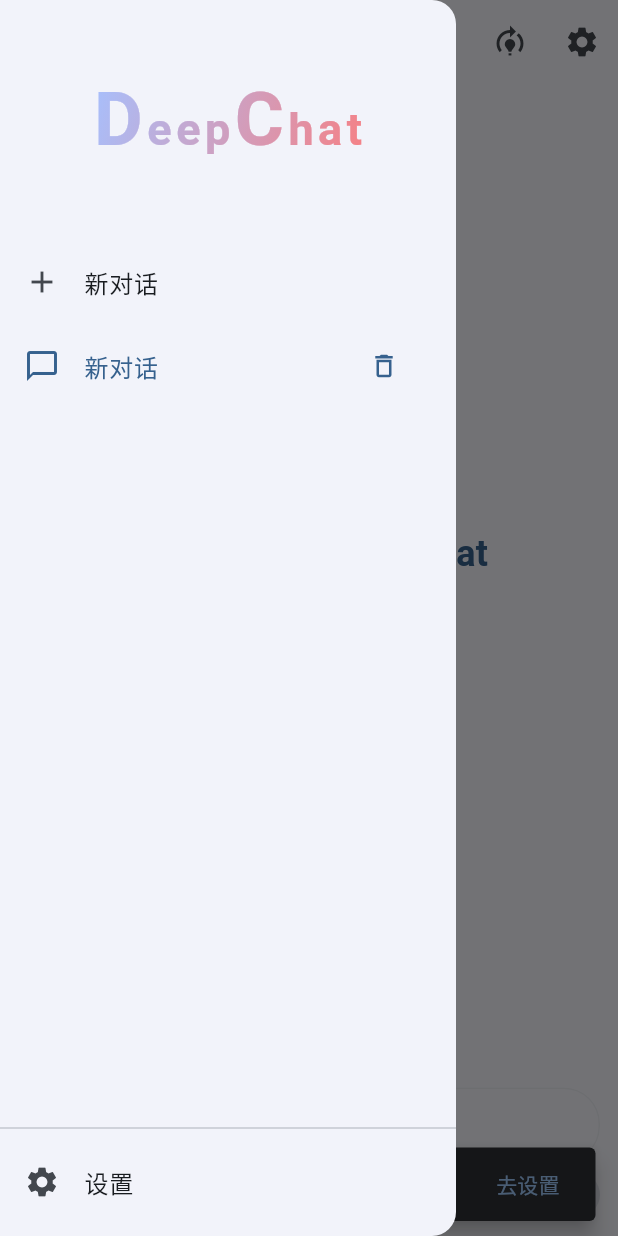
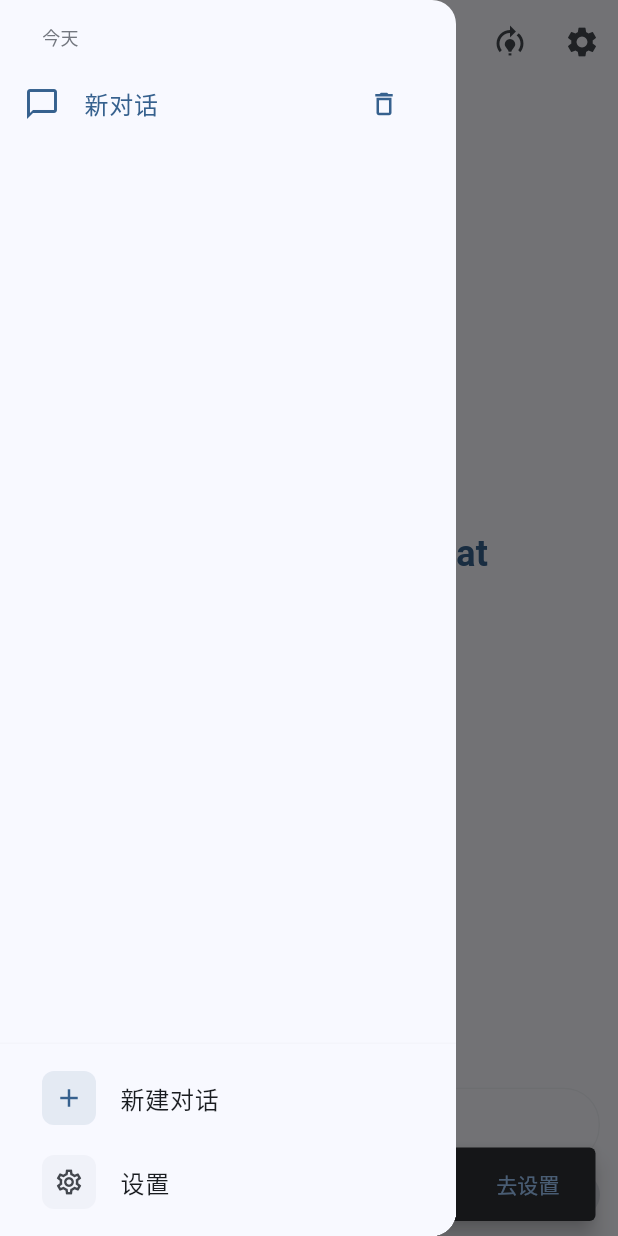
Before and after one commit to mikufoxxx/deepchat, a Flutter app: the screen it shows after launch, with the side drawer open, on a phone screen of 412 x 824 dp. Run offline on Flutter 3.47's test engine with Material 3 defaults, Android fonts, the light colour scheme and no system bars; our stand-ins replace flutter_animate, flutter_markdown, image_picker, shared_preferences; missing offline and left inert: flutter_tesseract_ocr, markdown; Roboto replaces fonts that are missing (Noto Sans).

Commit message:
feat:支持硅基流动api，修改布局和逻辑

```diff
--- a/lib/widgets/chat_drawer.dart
+++ b/lib/widgets/chat_drawer.dart
@@ -3,7 +3,7 @@ import 'package:provider/provider.dart';
 import '../providers/chat_provider.dart';
 import '../screens/settings_screen.dart';
 import '../models/chat_session.dart';
-import 'shader_logo.dart';
+import 'package:collection/collection.dart';
 
 class ChatDrawer extends StatelessWidget {
   final List<ChatSession> chatSessions;
@@ -23,35 +23,66 @@ class ChatDrawer extends StatelessWidget {
   Widget build(BuildContext context) {
     final theme = Theme.of(context);
 
+    // 对会话按时间分组
+    final groupedSessions = groupBy(
+      chatSessions.reversed, // 反转顺序，最新的在前
+      (ChatSession session) {
+        final now = DateTime.now();
+        final sessionTime = DateTime.fromMillisecondsSinceEpoch(session.id);
+        final difference = now.difference(sessionTime);
+
+        if (difference.inDays == 0) {
+          return '今天';
+        } else if (difference.inDays == 1) {
+          return '昨天';
+        } else if (difference.inDays <= 7) {
+          return '最近7天';
+        } else if (difference.inDays <= 30) {
+          return '最近30天';
+        } else {
+          return '更早';
+        }
+      },
+    );
+
     return Drawer(
+      backgroundColor: theme.colorScheme.surface,
       child: SafeArea(
         child: Column(
           children: [
-            const ShaderLogo(),
             Expanded(
               child: ListView.builder(
-                itemCount: chatSessions.length + 1,
+                itemCount: groupedSessions.length,
                 itemBuilder: (context, index) {
-                  if (index == 0) {
-                    return ListTile(
-                      leading: const Icon(Icons.add),
-                      title: const Text('新对话'),
-                      onTap: () {
-                        context.read<ChatProvider>().newChat();
-                        Navigator.pop(context);
-                      },
-                    );
-                  }
-
-                  final session = chatSessions[index - 1];
+                  final entry = groupedSessions.entries.elementAt(index);
+                  return Column(
+                    crossAxisAlignment: CrossAxisAlignment.start,
+                    children: [
+                      Padding(
+                        padding: const EdgeInsets.fromLTRB(28, 16, 16, 8),
+                        child: Text(
+                          entry.key,
+                          style: TextStyle(
+                            fontFamily: 'Noto Sans',
+                            fontSize: 12,
+                            color: theme.colorScheme.outline,
+                            fontWeight: FontWeight.w500,
+                          ),
+                        ),
+                      ),
+                      ...entry.value.map((session) {
                         final isSelected = session.id == currentSessionId;
-
                         return ListTile(
                           leading: const Icon(Icons.chat_bubble_outline),
                           title: Text(
                             session.title,
                             maxLines: 1,
                             overflow: TextOverflow.ellipsis,
+                            style: TextStyle(
+                              fontFamily: 'Noto Sans',
+                              color: isSelected ? theme.colorScheme.primary : null,
+                              fontWeight: isSelected ? FontWeight.w500 : null,
+                            ),
                           ),
                           selected: isSelected,
                           trailing: IconButton(
@@ -105,13 +136,68 @@ class ChatDrawer extends StatelessWidget {
                             Navigator.pop(context);
                           },
                         );
+                      }).toList(),
+                    ],
+                  );
                 },
               ),
             ),
-            const Divider(),
+            Container(
+              decoration: BoxDecoration(
+                color: theme.colorScheme.surface,
+                border: Border(
+                  top: BorderSide(
+                    color: theme.colorScheme.outlineVariant.withOpacity(0.08),
+                  ),
+                ),
+              ),
+              padding: const EdgeInsets.symmetric(horizontal: 12, vertical: 8),
+              child: Column(
+                children: [
                   ListTile(
-              leading: const Icon(Icons.settings),
-              title: const Text('设置'),
+                    leading: Container(
+                      padding: const EdgeInsets.all(8),
+                      decoration: BoxDecoration(
+                        color: theme.colorScheme.primary.withOpacity(0.1),
+                        borderRadius: BorderRadius.circular(8),
+                      ),
+                      child: Icon(
+                        Icons.add,
+                        size: 20,
+                        color: theme.colorScheme.primary,
+                      ),
+                    ),
+                    title: Text(
+                      '新建对话',
+                      style: TextStyle(
+                        fontFamily: 'Noto Sans',
+                        fontWeight: FontWeight.w500,
+                      ),
+                    ),
+                    onTap: () {
+                      context.read<ChatProvider>().newChat();
+                      Navigator.pop(context);
+                    },
+                  ),
+                  ListTile(
+                    leading: Container(
+                      padding: const EdgeInsets.all(8),
+                      decoration: BoxDecoration(
+                        color: theme.colorScheme.surfaceVariant.withOpacity(0.3),
+                        borderRadius: BorderRadius.circular(8),
+                      ),
+                      child: const Icon(
+                        Icons.settings_outlined,
+                        size: 20,
+                      ),
+                    ),
+                    title: Text(
+                      '设置',
+                      style: TextStyle(
+                        fontFamily: 'Noto Sans',
+                        fontWeight: FontWeight.w500,
+                      ),
+                    ),
                     onTap: () {
                       Navigator.pop(context);
                       Navigator.push(
@@ -122,7 +208,9 @@ class ChatDrawer extends StatelessWidget {
                       );
                     },
                   ),
-            const SizedBox(height: 8), // 底部留白
+                ],
+              ),
+            ),
           ],
         ),
       ),
```
Lines whose indentation alone changed are shown as unchanged.
